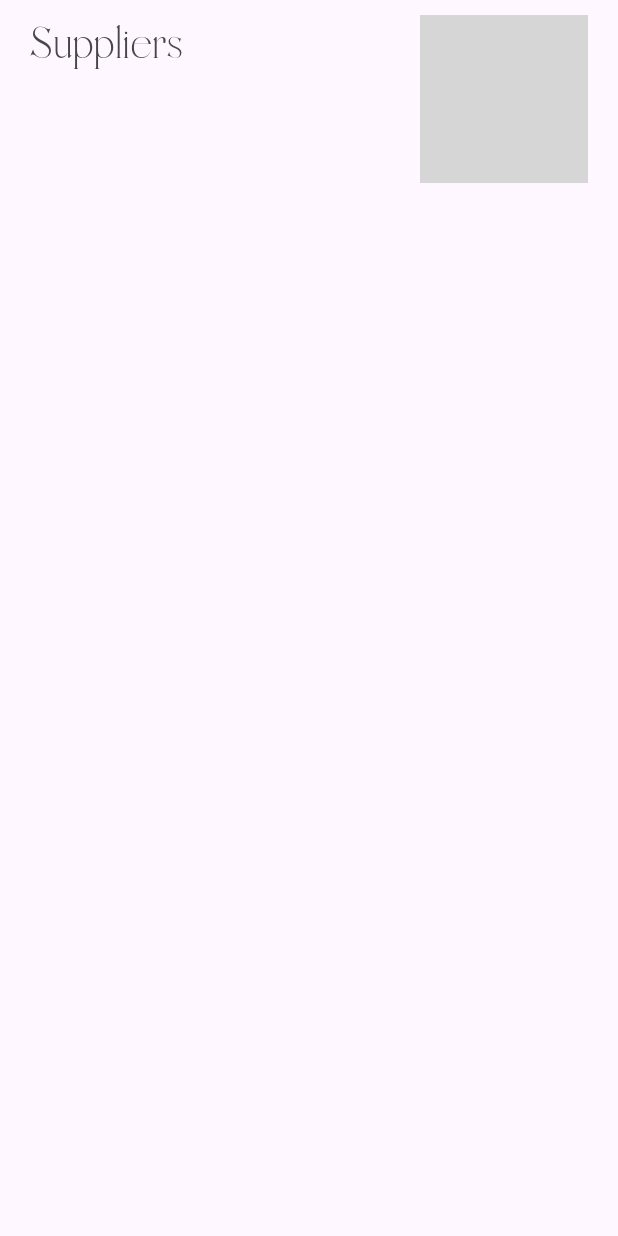
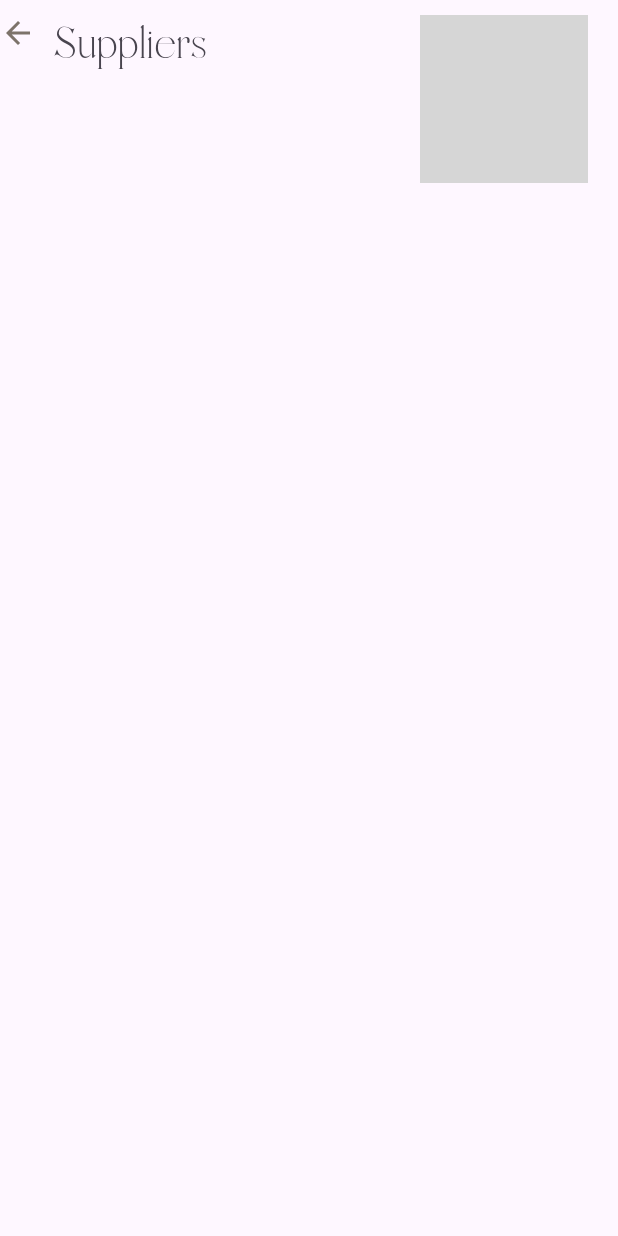
Before and after one commit to eliorsamovol/Jewelry-Catalog, an Android app: the screen it shows after launch (MainActivity), after a tap on "Suppliers", on a phone screen of 412 x 824 dp. Run offline under Robolectric (Android 15) with nearby library versions, the phone set to English and light mode, and no system bars; our stand-ins replace Room's generated code; 1 statement that could not run was skipped; grey boxes are pictures that could not be loaded.

Commit message:
back arrows

```diff
--- /dev/null
+++ b/app/src/main/res/drawable/arrow_back_icon.xml
@@ -0,0 +1,5 @@
+<vector xmlns:android="http://schemas.android.com/apk/res/android" android:alpha="0.8" android:autoMirrored="true" android:height="24dp" android:tint="#5C5345" android:viewportHeight="24" android:viewportWidth="24" android:width="24dp">
+
+    <path android:fillColor="@android:color/white" android:pathData="M20,11H7.83l5.59,-5.59L12,4l-8,8 8,8 1.41,-1.41L7.83,13H20v-2z"/>
+
+</vector>
--- a/app/src/main/res/layout/suppliers.xml
+++ b/app/src/main/res/layout/suppliers.xml
@@ -12,12 +12,22 @@
         android:layout_width="wrap_content"
         android:layout_height="wrap_content"
         app:layout_constraintTop_toTopOf="parent"
-        app:layout_constraintStart_toStartOf="parent"
         android:layout_marginTop="10dp"
-        android:layout_marginLeft="20dp"
+        android:layout_marginStart="12dp"
+        app:layout_constraintStart_toEndOf="@+id/back_btn"
         android:text="@string/suppliers"
         android:fontFamily="@font/vogue"
         android:textSize="28dp"/>
+
+    <ImageButton
+        android:id="@+id/back_btn"
+        android:layout_width="wrap_content"
+        android:layout_height="wrap_content"
+        android:layout_marginStart="12dp"
+        app:layout_constraintTop_toTopOf="@id/items_headline"
+        app:layout_constraintEnd_toStartOf="@+id/items_headline"
+        android:src="@drawable/arrow_back_icon"
+        android:background="@null" />
 
     <androidx.recyclerview.widget.RecyclerView
         android:id="@+id/recyclerView"
--- a/app/src/main/res/navigation/nav_graph.xml
+++ b/app/src/main/res/navigation/nav_graph.xml
@@ -30,6 +30,9 @@
         <action
             android:id="@+id/action_newItem_to_catalog"
             app:destination="@+id/catalogFragment"/>
+        <action
+            android:id="@+id/action_newItem_to_items"
+            app:destination="@+id/itemsFragment"/>
     </fragment>
 
     <fragment
@@ -62,6 +65,9 @@
         <action
             android:id="@+id/action_itemsFragment_to_itemDetailsFragment"
             app:destination="@+id/itemDetailsFragment"/>
+        <action
+            android:id="@+id/action_itemsFragment_to_catalog"
+            app:destination="@+id/catalogFragment"/>
     </fragment>
 
     <fragment
@@ -115,6 +121,7 @@
         android:name="com.tests.jewelry.BusinessAnalytics"
         tools:layout="@layout/business_analytics">
         <action
-            android:id="@+id/action_businessAnalyticsFragment_to_catalog"/>
+            android:id="@+id/action_businessAnalyticsFragment_to_catalog"
+            app:destination="@+id/catalogFragment"/>
     </fragment>
 </navigation>
```
Also changed, not shown: app/src/main/java/com/tests/jewelry/BusinessAnalytics.kt (+5 -0 lines), app/src/main/java/com/tests/jewelry/EditItem.kt (+6 -0 lines), app/src/main/java/com/tests/jewelry/Items.kt (+4 -0 lines), app/src/main/java/com/tests/jewelry/NewItem.kt (+4 -0 lines), app/src/main/java/com/tests/jewelry/Supplier.kt (+4 -0 lines), app/src/main/res/layout/business_analytics.xml (+10 -0 lines), app/src/main/res/layout/edit_item.xml (+10 -0 lines), app/src/main/res/layout/items.xml (+16 -6 lines), app/src/main/res/layout/new_item.xml (+9 -0 lines).
